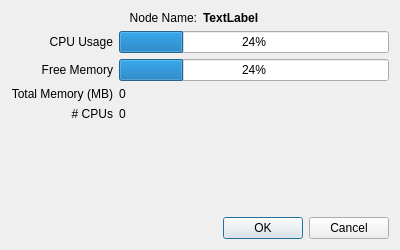
First picture: the form in Code/exp_design/gui/nodeinfodialog.ui, repository economou/gpunit, before the edit.
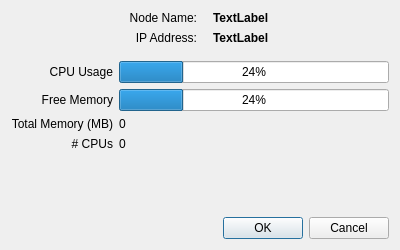
Second picture: the form after the edit.

Commit message: Added IP address to node.

```diff
--- a/Code/exp_design/gui/nodeinfodialog.ui
+++ b/Code/exp_design/gui/nodeinfodialog.ui
@@ -28,6 +28,9 @@
   <layout class="QVBoxLayout" name="verticalLayout">
    <item>
     <layout class="QHBoxLayout" name="horizontalLayout">
+     <property name="bottomMargin">
+      <number>0</number>
+     </property>
      <item>
       <widget class="QLabel" name="nameLabelLabel">
        <property name="maximumSize">
@@ -64,8 +67,47 @@
        <property name="text">
         <string>TextLabel</string>
        </property>
-       <property name="textFormat">
-        <enum>Qt::AutoText</enum>
+       <property name="indent">
+        <number>10</number>
+       </property>
+      </widget>
+     </item>
+    </layout>
+   </item>
+   <item>
+    <layout class="QHBoxLayout" name="horizontalLayout_2">
+     <property name="topMargin">
+      <number>0</number>
+     </property>
+     <property name="bottomMargin">
+      <number>10</number>
+     </property>
+     <item>
+      <widget class="QLabel" name="label_2">
+       <property name="text">
+        <string>IP Address:</string>
+       </property>
+       <property name="alignment">
+        <set>Qt::AlignRight|Qt::AlignTrailing|Qt::AlignVCenter</set>
+       </property>
+       <property name="margin">
+        <number>0</number>
+       </property>
+      </widget>
+     </item>
+     <item>
+      <widget class="QLabel" name="ipLabel">
+       <property name="font">
+        <font>
+         <weight>75</weight>
+         <bold>true</bold>
+        </font>
+       </property>
+       <property name="text">
+        <string>TextLabel</string>
+       </property>
+       <property name="indent">
+        <number>10</number>
        </property>
       </widget>
      </item>
```
Left out of the diff: 2 changed lines with no effect on the pictures. The commit also changes 1 other file.
